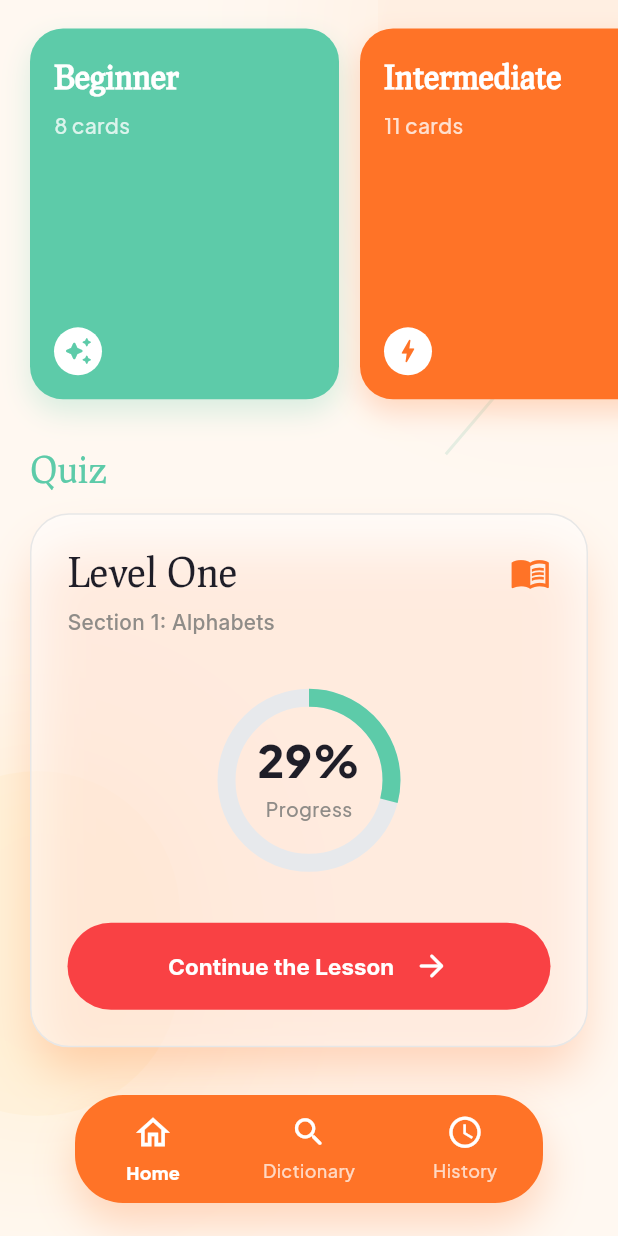
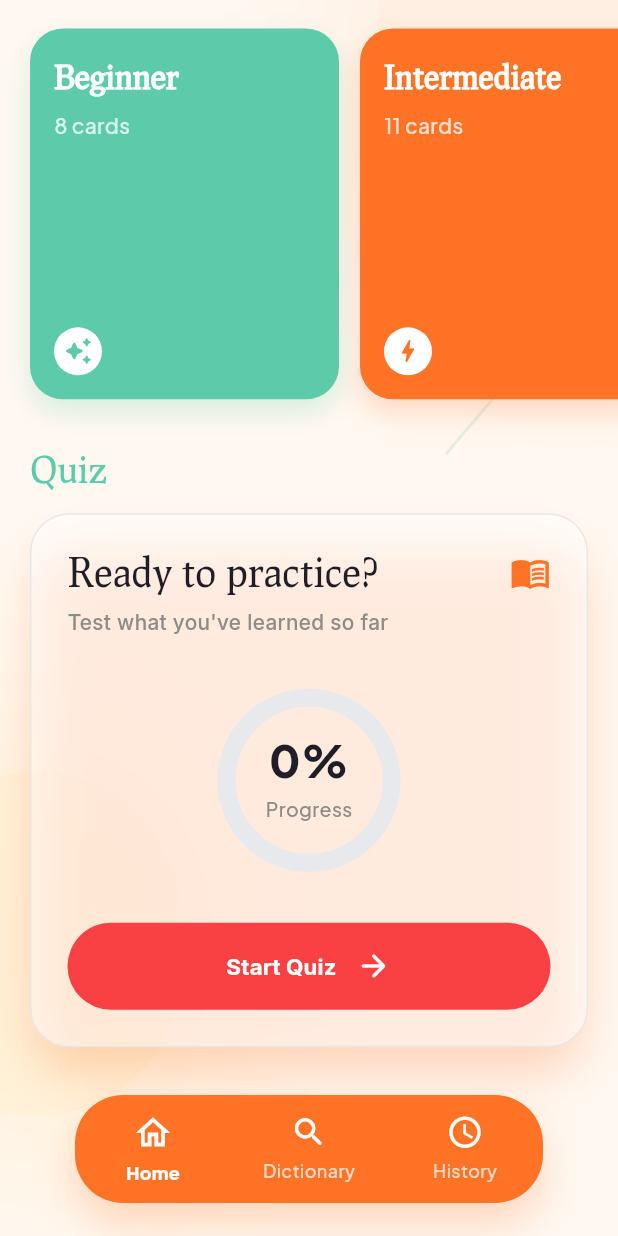
Before and after one commit to DeewanInstitute/DeewanAppBackup, a Flutter app: the HomePage screen opened directly, scrolled down 527 dp, on a phone screen of 412 x 824 dp. Run offline on Flutter 3.47's test engine with Material 3 defaults, Android fonts, the light colour scheme and no system bars; our stand-ins replace cloud_firestore, cloud_functions, country_code_picker, firebase_auth, firebase_core, lottie and 1 more; accounts and stored records are empty; project files that could hold a hidden picture were left out.

Commit message:
July, 16 -- Saba -- Changes on Quizzes

```diff
--- a/lib/core/quiz_service.dart
+++ b/lib/core/quiz_service.dart
@@ -1,4 +1,5 @@
 import 'package:cloud_firestore/cloud_firestore.dart';
+import 'package:firebase_auth/firebase_auth.dart';
 
 enum QuizType { fillBlank, listenSelect, wordMeaning, translateToArabic, trueFalse }
 
@@ -98,10 +99,39 @@ class QuizQuestion {
   }
 }
 
+/// A student's cumulative quiz performance across all sessions they've
+/// completed, persisted at users/{uid}/quizProgress/summary.
+class QuizProgress {
+  final int sessionsCompleted;
+  final int questionsAnswered;
+  final int correctAnswers;
+
+  const QuizProgress({
+    required this.sessionsCompleted,
+    required this.questionsAnswered,
+    required this.correctAnswers,
+  });
+
+  static const empty = QuizProgress(sessionsCompleted: 0, questionsAnswered: 0, correctAnswers: 0);
+
+  double get accuracy => questionsAnswered == 0 ? 0 : correctAnswers / questionsAnswered;
+}
+
 /// Reads quiz questions from the Firestore `quizzes` collection (read-only
-/// for clients — see firestore rules) and checks answers client-side.
+/// for clients — see firestore rules), checks answers client-side, and
+/// tracks cumulative progress per signed-in user.
 class QuizService {
   QuizService._();
+
+  static String? get _uid => FirebaseAuth.instance.currentUser?.uid;
+
+  static bool get isSignedIn => _uid != null;
+
+  static DocumentReference<Map<String, dynamic>>? get _progressDoc {
+    final uid = _uid;
+    if (uid == null) return null;
+    return FirebaseFirestore.instance.collection('users').doc(uid).collection('quizProgress').doc('summary');
+  }
 
   static Future<List<QuizQuestion>> loadSession({int limit = 10}) async {
     final snapshot = await FirebaseFirestore.instance.collection('quizzes').get();
@@ -128,4 +158,33 @@ class QuizService {
         .replaceAll(RegExp(r'[ً-ْ]'), '') // strip Arabic diacritics
         .replaceAll(RegExp(r'\s+'), ' ');
   }
+
+  /// Fetches the signed-in user's cumulative quiz progress. Returns
+  /// [QuizProgress.empty] if signed out or no session has been recorded yet.
+  static Future<QuizProgress> loadProgress() async {
+    final doc = _progressDoc;
+    if (doc == null) return QuizProgress.empty;
+    final snapshot = await doc.get();
+    if (!snapshot.exists) return QuizProgress.empty;
+    final data = snapshot.data()!;
+    return QuizProgress(
+      sessionsCompleted: (data['sessionsCompleted'] as num?)?.toInt() ?? 0,
+      questionsAnswered: (data['questionsAnswered'] as num?)?.toInt() ?? 0,
+      correctAnswers: (data['correctAnswers'] as num?)?.toInt() ?? 0,
+    );
+  }
+
+  /// Adds the results of a just-finished session to the user's running
+  /// totals. No-ops silently if signed out, consistent with the rest of the
+  /// app's "don't interrupt the flow for a background write" pattern.
+  static Future<void> recordSessionResult({required int correct, required int total}) async {
+    final doc = _progressDoc;
+    if (doc == null || total == 0) return;
+    await doc.set({
+      'sessionsCompleted': FieldValue.increment(1),
+      'questionsAnswered': FieldValue.increment(total),
+      'correctAnswers': FieldValue.increment(correct),
+      'updatedAt': FieldValue.serverTimestamp(),
+    }, SetOptions(merge: true));
+  }
 }
--- a/lib/flashcards/create_custom_card_sheet.dart
+++ b/lib/flashcards/create_custom_card_sheet.dart
@@ -18,7 +18,7 @@ Future<bool> showCreateCustomCardSheet(BuildContext context) async {
   final created = await showModalBottomSheet<bool>(
     context: context,
     isScrollControlled: true,
-    backgroundColor: Colors.transparent,
+    backgroundColor: Theme.of(context).scaffoldBackgroundColor,
     builder: (_) => const _CreateCustomCardSheet(),
   );
   return created ?? false;
--- a/lib/flashcards/flashcard_session.dart
+++ b/lib/flashcards/flashcard_session.dart
@@ -153,7 +153,7 @@ class _FlashcardSessionState extends State<FlashcardSession> with SingleTickerPr
     final progress = (_currentIndex + 1) / total;
 
     return Scaffold(
-      backgroundColor: AppColors.cream,
+      backgroundColor: Theme.of(context).scaffoldBackgroundColor,
       drawer: const AppDrawer(),
       bottomNavigationBar: AppBottomNav(
         currentIndex: widget.isReviewMode ? 2 : -1,
@@ -457,7 +457,7 @@ class _FlashcardSessionState extends State<FlashcardSession> with SingleTickerPr
     final total = widget.words.length;
     final pct = total == 0 ? 0 : ((_knownCount / total) * 100).round();
     return Scaffold(
-      backgroundColor: AppColors.cream,
+      backgroundColor: Theme.of(context).scaffoldBackgroundColor,
       drawer: const AppDrawer(),
       bottomNavigationBar: AppBottomNav(
         currentIndex: 0,
@@ -558,7 +558,7 @@ class _FlashcardSessionState extends State<FlashcardSession> with SingleTickerPr
     final mastered = _knownCount;
     final stillPracticing = total - mastered;
     return Scaffold(
-      backgroundColor: AppColors.cream,
+      backgroundColor: Theme.of(context).scaffoldBackgroundColor,
       drawer: const AppDrawer(),
       bottomNavigationBar: AppBottomNav(
         currentIndex: 0,
--- a/lib/flashcards/flashcards_home.dart
+++ b/lib/flashcards/flashcards_home.dart
@@ -62,7 +62,7 @@ class _FlashcardsHomeState extends State<FlashcardsHome> {
   @override
   Widget build(BuildContext context) {
     return Scaffold(
-      backgroundColor: AppColors.cream,
+      backgroundColor: Theme.of(context).scaffoldBackgroundColor,
       extendBody: true,
       drawer: const AppDrawer(),
       bottomNavigationBar: AppBottomNav(
--- a/lib/flashcards/review_incorrect_page.dart
+++ b/lib/flashcards/review_incorrect_page.dart
@@ -57,7 +57,7 @@ class _ReviewIncorrectPageState extends State<ReviewIncorrectPage> {
   Widget build(BuildContext context) {
     final cards = _cards;
     return Scaffold(
-      backgroundColor: AppColors.cream,
+      backgroundColor: Theme.of(context).scaffoldBackgroundColor,
       extendBody: true,
       drawer: const AppDrawer(),
       bottomNavigationBar: AppBottomNav(
--- a/lib/home/home_page.dart
+++ b/lib/home/home_page.dart
@@ -5,6 +5,7 @@ import 'package:deewan_institute_app/core/app_bottom_nav.dart';
 import 'package:deewan_institute_app/core/app_drawer.dart';
 import 'package:deewan_institute_app/core/app_top_nav.dart';
 import 'package:deewan_institute_app/core/flashcard_service.dart';
+import 'package:deewan_institute_app/core/quiz_service.dart';
 import 'package:deewan_institute_app/flashcards/flashcard_session.dart';
 import 'package:deewan_institute_app/flashcards/flashcards_home.dart';
 import 'package:deewan_institute_app/flashcards/review_incorrect_page.dart';
@@ -27,12 +28,14 @@ class _HomePageState extends State<HomePage> {
   final _searchController = TextEditingController();
   List<Map<String, dynamic>> _allWords = [];
   List<CustomCategory> _customCategories = [];
+  QuizProgress _quizProgress = QuizProgress.empty;
 
   @override
   void initState() {
     super.initState();
     _loadWords();
     _loadCustomCategories();
+    _loadQuizProgress();
   }
 
   @override
@@ -51,6 +54,17 @@ class _HomePageState extends State<HomePage> {
     if (!FlashcardService.isSignedIn) return;
     final categories = await FlashcardService.getCustomCategories();
     if (mounted) setState(() => _customCategories = categories);
+  }
+
+  Future<void> _loadQuizProgress() async {
+    if (!QuizService.isSignedIn) return;
+    final progress = await QuizService.loadProgress();
+    if (mounted) setState(() => _quizProgress = progress);
+  }
+
+  Future<void> _startQuiz() async {
+    await Navigator.push(context, MaterialPageRoute(builder: (_) => const QuizSession()));
+    _loadQuizProgress();
   }
 
   void _studyBuiltInDeck(String label, Color color, int start, int end) {
@@ -206,9 +220,9 @@ class _HomePageState extends State<HomePage> {
                   const SizedBox(height: 34),
                   const _SectionTitle('Quiz'),
                   const SizedBox(height: 18),
-                  const Padding(
-                    padding: EdgeInsets.only(right: 20),
-                    child: _QuizCard(),
+                  Padding(
+                    padding: const EdgeInsets.only(right: 20),
+                    child: _QuizCard(progress: _quizProgress, onStart: _startQuiz),
                   ),
                 ],
               ),
@@ -535,7 +549,12 @@ class _DeckTile extends StatelessWidget {
 }
 
 class _QuizCard extends StatelessWidget {
-  const _QuizCard();
+  const _QuizCard({required this.progress, required this.onStart});
+
+  final QuizProgress progress;
+  final VoidCallback onStart;
+
+  bool get _hasStarted => progress.sessionsCompleted > 0;
 
   @override
   Widget build(BuildContext context) {
@@ -557,7 +576,7 @@ class _QuizCard extends StatelessWidget {
       child: Column(
         crossAxisAlignment: CrossAxisAlignment.start,
         children: [
-          const Row(
+          Row(
             crossAxisAlignment: CrossAxisAlignment.start,
             children: [
               Expanded(
@@ -565,18 +584,20 @@ class _QuizCard extends StatelessWidget {
                   crossAxisAlignment: CrossAxisAlignment.start,
                   children: [
                     Text(
-                      'Level One',
-                      style: TextStyle(
+                      _hasStarted ? 'Quiz Progress' : 'Ready to practice?',
+                      style: const TextStyle(
                         color: AppColors.ink,
                         fontFamily: 'Prociono',
                         fontSize: 26,
                         height: 1,
                       ),
                     ),
-                    SizedBox(height: 11),
+                    const SizedBox(height: 11),
                     Text(
-                      'Section 1: Alphabets',
-                      style: TextStyle(
+                      _hasStarted
+                          ? '${progress.sessionsCompleted} quiz${progress.sessionsCompleted == 1 ? '' : 'zes'} completed · ${progress.questionsAnswered} questions'
+                          : 'Test what you\'ve learned so far',
+                      style: const TextStyle(
                         color: AppColors.muted,
                         fontSize: 14,
                         fontFamily: "Inter",
@@ -586,7 +607,7 @@ class _QuizCard extends StatelessWidget {
                   ],
                 ),
               ),
-              Icon(
+              const Icon(
                 Icons.menu_book_outlined,
                 color: AppColors.orange,
                 size: 27,
@@ -594,15 +615,15 @@ class _QuizCard extends StatelessWidget {
             ],
           ),
           const SizedBox(height: 34),
-          const Center(
-            child: _ProgressRing(progress: 0.29),
+          Center(
+            child: _ProgressRing(progress: _hasStarted ? progress.accuracy : 0, label: _hasStarted ? 'Accuracy' : 'Progress'),
           ),
           const SizedBox(height: 34),
           SizedBox(
             width: double.infinity,
             height: 58,
             child: FilledButton(
-              onPressed: () => Navigator.push(context, MaterialPageRoute(builder: (_) => const QuizSession())),
+              onPressed: onStart,
               style: FilledButton.styleFrom(
                 backgroundColor: AppColors.coral,
                 foregroundColor: Colors.white,
@@ -610,23 +631,23 @@ class _QuizCard extends StatelessWidget {
                   borderRadius: BorderRadius.circular(30),
                 ),
               ),
-              child: const Row(
+              child: Row(
                 mainAxisAlignment: MainAxisAlignment.center,
                 children: [
                   Flexible(
                     child: Text(
-                      'Continue the Lesson',
+                      _hasStarted ? 'Continue Practicing' : 'Start Quiz',
                       maxLines: 1,
                       overflow: TextOverflow.ellipsis,
-                      style: TextStyle(
+                      style: const TextStyle(
                         fontSize: 15,
                         fontFamily: "Inter",
                         fontWeight: FontWeight.w700,
                       ),
                     ),
                   ),
-                  SizedBox(width: 13),
-                  Icon(Icons.arrow_forward_rounded, size: 24),
+                  const SizedBox(width: 13),
+                  const Icon(Icons.arrow_forward_rounded, size: 24),
                 ],
               ),
             ),
@@ -638,9 +659,10 @@ class _QuizCard extends StatelessWidget {
 }
 
 class _ProgressRing extends StatelessWidget {
-  const _ProgressRing({required this.progress});
+  const _ProgressRing({required this.progress, required this.label});
 
   final double progress;
+  final String label;
 
   @override
   Widget build(BuildContext context) {
@@ -654,22 +676,22 @@ class _ProgressRing extends StatelessWidget {
             size: const Size.square(122),
             painter: _ProgressRingPainter(progress: progress),
           ),
-          const Column(
+          Column(
             mainAxisSize: MainAxisSize.min,
             children: [
               Text(
-                '29%',
-                style: TextStyle(
+                '${(progress * 100).round()}%',
+                style: const TextStyle(
                   color: AppColors.ink,
                   fontSize: 30,
                   fontWeight: FontWeight.w800,
                   height: 1,
                 ),
               ),
-              SizedBox(height: 8),
+              const SizedBox(height: 8),
               Text(
-                'Progress',
-                style: TextStyle(
+                label,
+                style: const TextStyle(
                   color: AppColors.muted,
                   fontSize: 13,
                   fontWeight: FontWeight.w500,
--- a/lib/main.dart
+++ b/lib/main.dart
@@ -1,6 +1,5 @@
 import 'package:deewan_institute_app/core/app_theme.dart';
 import 'package:deewan_institute_app/home/home_page.dart';
-import 'package:deewan_institute_app/quiz/quiz_session.dart';
 import 'package:firebase_core/firebase_core.dart';
 import 'package:flutter/material.dart';
 
@@ -25,7 +24,7 @@ class DeewanApp extends StatelessWidget {
         theme: AppTheme.light,
         darkTheme: AppTheme.dark,
         themeMode: mode,
-        home: const QuizSession(),
+        home: const HomePage(),
       ),
     );
   }
```
Also changed, not shown: lib/quiz/quiz_session.dart (+9 -11 lines).
